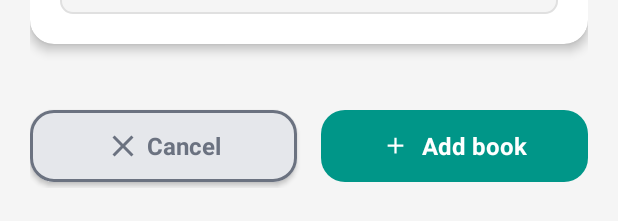
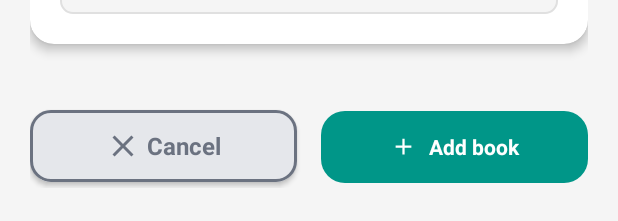
Before and after one commit to LuPardon/KnjigomatPIS-Frontend, an Android app: the layout fragment_create_book.xml on its own in the app's theme, with its tools: preview values and no code run, scrolled down 1159 dp, on a phone screen of 412 x 824 dp. Shown: the part 1012-1233 px from the top of the screen. Run offline under Robolectric (Android 15) with nearby library versions, the phone set to English and light mode, and no system bars.

Commit message:
correct font size for create book

```diff
--- a/app/src/main/java/com/example/knjigomatpis/network/ApiClient.java
+++ b/app/src/main/java/com/example/knjigomatpis/network/ApiClient.java
@@ -9,8 +9,8 @@ import retrofit2.converter.gson.GsonConverterFactory;
 public class ApiClient {
     private static final String EMULATOR_BASE_URL = "http://10.0.2.2:3000/api/"; // za emulator
 //    private static final String LOCAL_NETWORK_BASE_URL = "http://192.168.5.25:3000/api/"; // FAKS moja adresa  IP-ja
-//    private static final String LOCAL_NETWORK_BASE_URL = "http://192.168.100.178:3000/api/"; // POSAO moja adresa IP-ja
-    private static final String LOCAL_NETWORK_BASE_URL = "http://192.168.1.23:3000/api/"; // Višnjevac
+    private static final String LOCAL_NETWORK_BASE_URL = "http://192.168.100.178:3000/api/"; // POSAO moja adresa IP-ja
+//    private static final String LOCAL_NETWORK_BASE_URL = "http://192.168.1.23:3000/api/"; // Višnjevac
     private static Retrofit retrofit;
 
     public static Retrofit getRetrofit() {
--- a/app/src/main/res/layout/fragment_create_book.xml
+++ b/app/src/main/res/layout/fragment_create_book.xml
@@ -587,7 +587,7 @@
                 android:textColor="#6B7280"
                 app:backgroundTint="#E5E7EB"
                 android:textAllCaps="false"
-                app:cornerRadius="16dp"
+                app:cornerRadius="14dp"
                 app:strokeColor="#6B7280"
                 app:strokeWidth="2dp"
                 app:icon="@drawable/ic_close"
@@ -607,7 +607,7 @@
                 app:backgroundTint="@color/primary_color"
                 android:text="@string/add_book"
                 android:textColor="@android:color/white"
-                android:textSize="16sp"
+                android:textSize="14sp"
                 android:textStyle="bold"
                 android:textAllCaps="false"
                 app:cornerRadius="16dp"
--- a/app/src/main/res/values/strings.xml
+++ b/app/src/main/res/values/strings.xml
@@ -1,7 +1,7 @@
 <resources>
     <string name="app_name" translatable="false">Knjigomat</string>
     <string name="base_url" translatable="false">http://192.168.100.178:3000</string>
-    <string name="base_chat_url" translatable="false">http://192.168.1.23:8080</string>
+    <string name="base_chat_url" translatable="false">http://192.168.100.178:8080</string>
 
     <string name="navigation_drawer_open">Open navigation drawer</string>
     <string name="navigation_drawer_close">Close navigation drawer</string>
```
Also changed, not shown: 1 other file.
